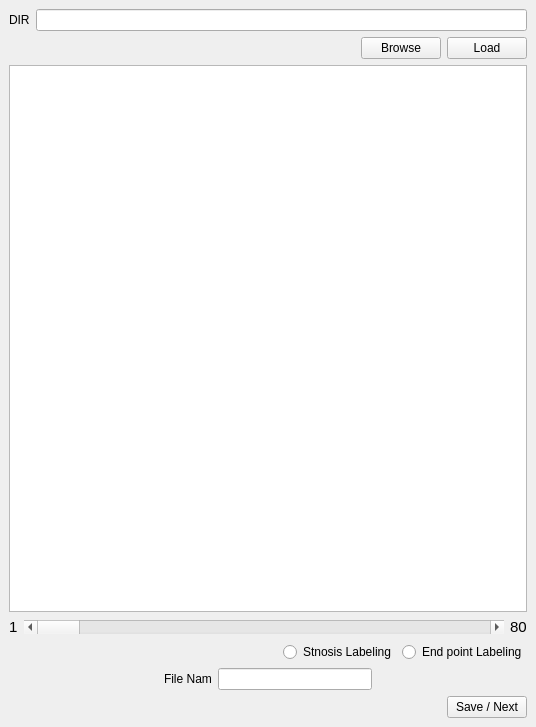
Above: GUI/mainWindow.ui from Zijun0410/SyntheticAngio before the change. Below: the same form after it.
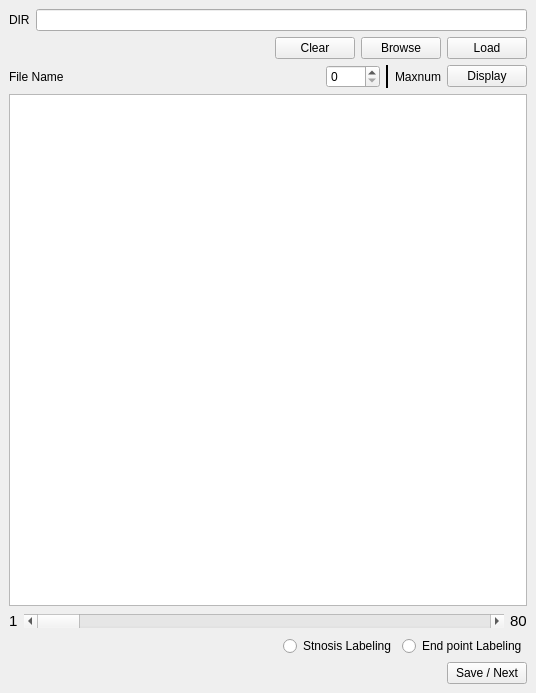
That is the form after the change.

```diff
--- a/GUI/mainWindow.ui
+++ b/GUI/mainWindow.ui
@@ -7,7 +7,7 @@
     <x>0</x>
     <y>0</y>
     <width>536</width>
-    <height>727</height>
+    <height>693</height>
    </rect>
   </property>
   <property name="sizePolicy">
@@ -52,6 +52,13 @@
           </property>
          </spacer>
         </item>
+        <item>
+         <widget class="QPushButton" name="clearButton">
+          <property name="text">
+           <string>Clear</string>
+          </property>
+         </widget>
+        </item>
         <item>
          <widget class="QPushButton" name="browseButton">
           <property name="text">
@@ -68,6 +75,64 @@
         </item>
        </layout>
       </item>
+      <item>
+       <layout class="QHBoxLayout" name="horizontalLayout_7">
+        <item>
+         <widget class="QLabel" name="filenameLabel">
+          <property name="text">
+           <string>File Name</string>
+          </property>
+         </widget>
+        </item>
+        <item>
+         <spacer name="horizontalSpacer_6">
+          <property name="orientation">
+           <enum>Qt::Horizontal</enum>
+          </property>
+          <property name="sizeHint" stdset="0">
+           <size>
+            <width>40</width>
+            <height>20</height>
+           </size>
+          </property>
+         </spacer>
+        </item>
+        <item>
+         <widget class="QSpinBox" name="indexSpinBox">
+          <property name="maximum">
+           <number>1000</number>
+          </property>
+         </widget>
+        </item>
+        <item>
+         <widget class="Line" name="line">
+          <property name="frameShadow">
+           <enum>QFrame::Plain</enum>
+          </property>
+          <property name="lineWidth">
+           <number>2</number>
+          </property>
+          <property name="orientation">
+           <enum>Qt::Vertical</enum>
+          </property>
+         </widget>
+        </item>
+        <item>
+         <widget class="QLabel" name="totalLabel">
+          <property name="text">
+           <string>Maxnum</string>
+          </property>
+         </widget>
+        </item>
+        <item>
+         <widget class="QPushButton" name="displayButton">
+          <property name="text">
+           <string>Display</string>
+          </property>
+         </widget>
+        </item>
+       </layout>
+      </item>
       <item>
        <widget class="QGraphicsView" name="frameGraphicsView">
         <property name="cursor" stdset="0">
@@ -109,6 +174,9 @@
             <verstretch>0</verstretch>
            </sizepolicy>
           </property>
+          <property name="maximum">
+           <number>100</number>
+          </property>
           <property name="orientation">
            <enum>Qt::Horizontal</enum>
           </property>
@@ -162,46 +230,6 @@
         </item>
        </layout>
       </item>
-      <item>
-       <layout class="QHBoxLayout" name="horizontalLayout_6">
-        <item>
-         <spacer name="horizontalSpacer_4">
-          <property name="orientation">
-           <enum>Qt::Horizontal</enum>
-          </property>
-          <property name="sizeHint" stdset="0">
-           <size>
-            <width>40</width>
-            <height>20</height>
-           </size>
-          </property>
-         </spacer>
-        </item>
-        <item>
-         <widget class="QLabel" name="fileNameLabel">
-          <property name="text">
-           <string>File Nam</string>
-          </property>
-         </widget>
-        </item>
-        <item>
-         <widget class="QLineEdit" name="fileNameLineEdit"/>
-        </item>
-        <item>
-         <spacer name="horizontalSpacer_5">
-          <property name="orientation">
-           <enum>Qt::Horizontal</enum>
-          </property>
-          <property name="sizeHint" stdset="0">
-           <size>
-            <width>40</width>
-            <height>20</height>
-           </size>
-          </property>
-         </spacer>
-        </item>
-       </layout>
-      </item>
       <item>
        <layout class="QHBoxLayout" name="horizontalLayout_2">
         <item>
```
